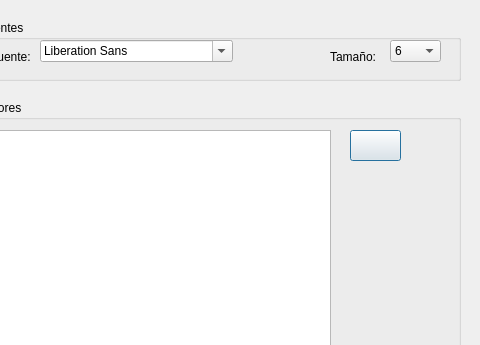
ProyectoLegus/LegusIDE, file Configuraciones.ui: the form before one commit; both pictures show x 210 to 690 and y 0 to 345 of the 690 by 459 pixel window.
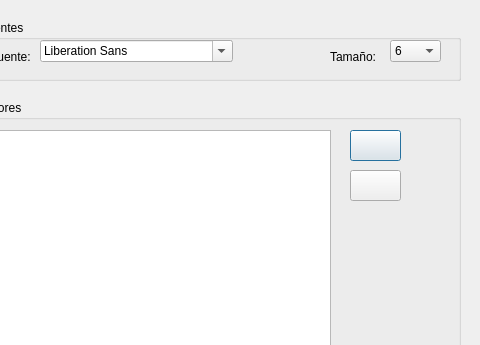
The form after the commit. The open tabs and pages were chosen to show the change. Icons and pictures are not drawn.

```diff
--- a/Configuraciones.ui
+++ b/Configuraciones.ui
@@ -285,6 +285,19 @@
        <string/>
       </property>
      </widget>
+     <widget class="QPushButton" name="btnBackground">
+      <property name="geometry">
+       <rect>
+        <x>370</x>
+        <y>70</y>
+        <width>51</width>
+        <height>31</height>
+       </rect>
+      </property>
+      <property name="text">
+       <string/>
+      </property>
+     </widget>
     </widget>
    </widget>
    <widget class="QWidget" name="page_3"/>
```
Left out of the diff: 4 changed lines with no effect on the pictures.
